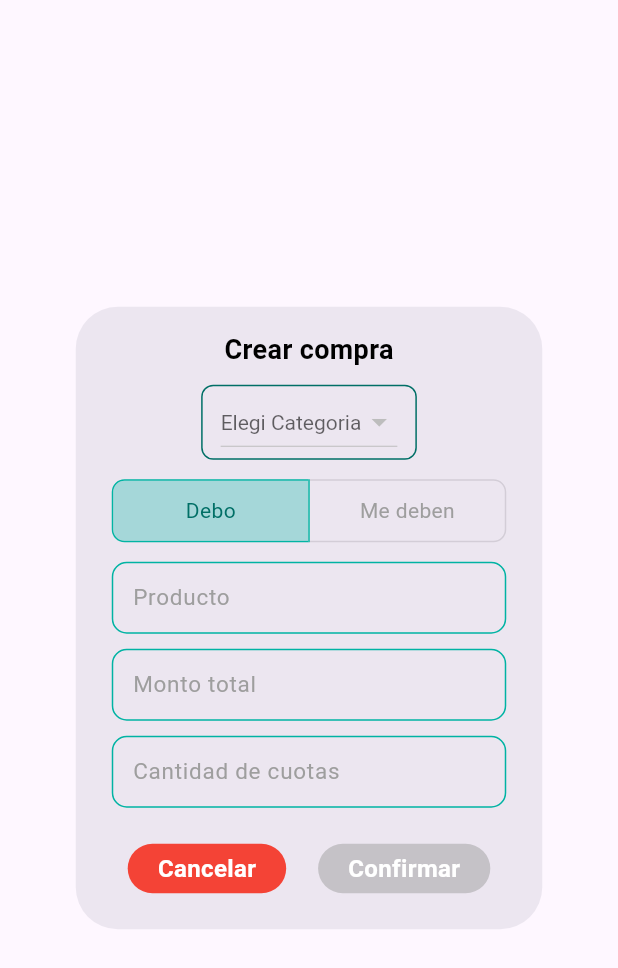
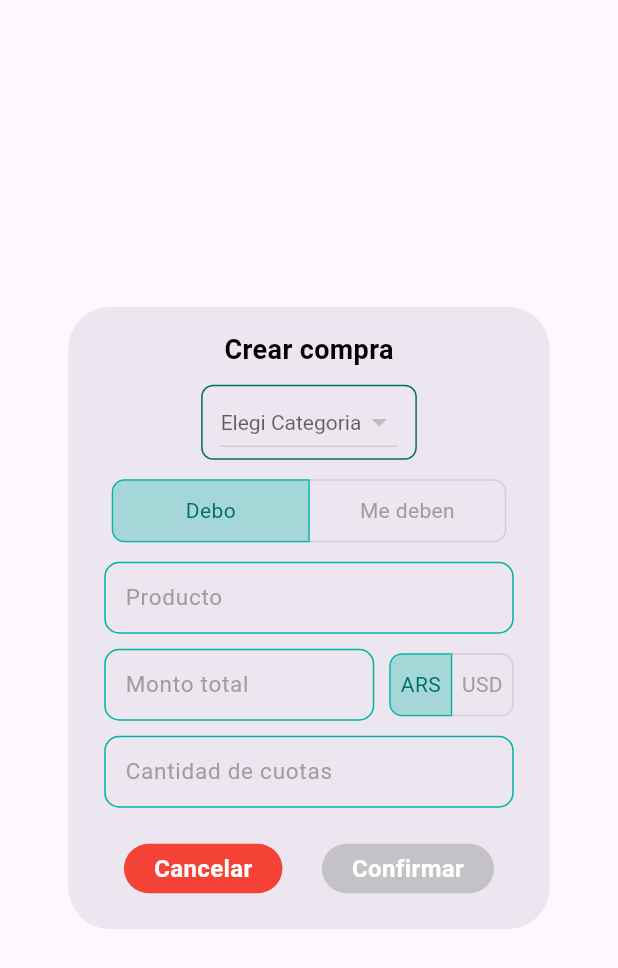
Before and after one commit to Gonn01/purchase-manager, a Flutter app: the DialogCreatePurchase widget shown alone on an empty page, opened directly with empty values, on a phone screen of 412 x 824 dp. Shown: the top 968 px of the screen. Run offline on Flutter 3.47's test engine with Material 3 defaults, Android fonts, the light colour scheme and no system bars; our stand-ins replace auto_route, bloc, cloud_firestore, dio, equatable, firebase_auth and 2 more; accounts and stored records are empty; network calls fail.

Commit message:
agregue la posibilidad de usar dolares

```diff
--- a/lib/endpoints/crud_financial_entity.dart
+++ b/lib/endpoints/crud_financial_entity.dart
@@ -1,4 +1,5 @@
 import 'package:cloud_firestore/cloud_firestore.dart';
+import 'package:purchase_manager/models/enums/exchange_rate.dart';
 import 'package:purchase_manager/models/enums/purchase_type.dart';
 import 'package:purchase_manager/models/financial_entity.dart';
 import 'package:flutter/foundation.dart';
@@ -45,6 +46,7 @@ Future<List<FinancialEntity>> readFinancialEntities({
             compraDoc.data() as Map<String, dynamic>;
 
         return Purchase(
+          currency: Currency.type(compraData['currency']),
           id: compraDoc.id,
           amountOfQuotas: compraData['cantidadCuotas'],
           totalAmount: compraData['monto'],
--- a/lib/endpoints/crud_purchase.dart
+++ b/lib/endpoints/crud_purchase.dart
@@ -24,6 +24,7 @@ Future<void> createCompra({
       'fechaCreacion': nuevaCompra.creationDate,
       'fechaFinalizacion': null,
       'fechaPrimeraCuota': null,
+      'currency': nuevaCompra.currency.value,
     });
 
     debugPrint('Compra registrada en Firestore.');
@@ -52,6 +53,7 @@ Future<void> updatePurchase({
       'producto': newPurchase.nameOfProduct,
       'montoPorCuota': newPurchase.amountPerQuota,
       'type': newPurchase.type.value,
+      'currency': newPurchase.currency.value,
     });
 
     debugPrint('Compra actualizada en Firestore.');
--- a/lib/features/dashboard/bloc/bloc_dashboard.dart
+++ b/lib/features/dashboard/bloc/bloc_dashboard.dart
@@ -3,6 +3,7 @@ import 'package:purchase_manager/endpoints/crud_financial_entity.dart';
 import 'package:purchase_manager/endpoints/crud_purchase.dart';
 import 'package:purchase_manager/endpoints/services/dolar.dart';
 import 'package:purchase_manager/models/coin.dart';
+import 'package:purchase_manager/models/enums/exchange_rate.dart';
 import 'package:purchase_manager/models/enums/purchase_type.dart';
 import 'package:purchase_manager/models/financial_entity.dart';
 import 'package:purchase_manager/models/purchase.dart';
@@ -171,6 +172,7 @@ class BlocDashboard extends Bloc<BlocDashboardEvento, BlocDashboardState> {
         amountPerQuota: event.totalAmount / event.amountQuotas,
         nameOfProduct: event.productName,
         type: event.purchaseType,
+        currency: event.currency,
       );
 
       await createCompra(
@@ -202,7 +204,8 @@ class BlocDashboard extends Bloc<BlocDashboardEvento, BlocDashboardState> {
         ..totalAmount = event.amount
         ..nameOfProduct = event.productName
         ..type = event.purchaseType
-        ..amountPerQuota = event.amount / event.amountOfQuotas;
+        ..amountPerQuota = event.amount / event.amountOfQuotas
+        ..currency = event.currency;
 
       await updatePurchase(
         idUser: auth.currentUser?.uid ?? '',
--- a/lib/features/dashboard/bloc/bloc_dashboard_event.dart
+++ b/lib/features/dashboard/bloc/bloc_dashboard_event.dart
@@ -57,12 +57,14 @@ class BlocDashboardEventCreatePurchase extends BlocDashboardEvento {
     required this.amountQuotas,
     required this.idFinancialEntity,
     required this.purchaseType,
+    required this.currency,
   });
   final String productName;
   final double totalAmount;
   final int amountQuotas;
   final String idFinancialEntity;
   final PurchaseType purchaseType;
+  final Currency currency;
 }
 
 class BlocDashboardEventEditPurchase extends BlocDashboardEvento {
@@ -73,6 +75,7 @@ class BlocDashboardEventEditPurchase extends BlocDashboardEvento {
     required this.amountOfQuotas,
     required this.idFinancialEntity,
     required this.purchaseType,
+    required this.currency,
   });
   final Purchase purchase;
   final String productName;
@@ -80,6 +83,7 @@ class BlocDashboardEventEditPurchase extends BlocDashboardEvento {
   final int amountOfQuotas;
   final String idFinancialEntity;
   final PurchaseType purchaseType;
+  final Currency currency;
 }
 
 enum ModificationType {
--- a/lib/features/dashboard/current_purchases/view/view_creditor_current_purchases.dart
+++ b/lib/features/dashboard/current_purchases/view/view_creditor_current_purchases.dart
@@ -30,6 +30,7 @@
                   categoriesList:
                       state.listFinancialEntityStatusCurrentCreditor,
                   financialEntityType: FeatureType.currentCreditor,
+                  dollarValue: state.coin?.venta ?? 0,
                 ).formatAmount()}',
                 style: const TextStyle(
                   fontSize: 16,
@@ -48,6 +49,7 @@
               child: Text(
                 'Total que me deben por mes: ${totalAmountPerQuota(
                   categories: state.listFinancialEntityStatusCurrentCreditor,
+                  dollarValue: state.coin?.venta ?? 0,
                 ).formatAmount()}',
                 style: const TextStyle(
                   fontSize: 16,
--- a/lib/features/dashboard/current_purchases/view/view_debtor_current_purchases.dart
+++ b/lib/features/dashboard/current_purchases/view/view_debtor_current_purchases.dart
@@ -30,6 +30,7 @@
                   categoriesList:
                       state.listFinancialEntitiesStatusCurrentDebtor,
                   financialEntityType: FeatureType.currentDebtor,
+                  dollarValue: state.coin?.venta ?? 0,
                 ).formatAmount()}',
                 style: const TextStyle(
                   fontSize: 16,
@@ -48,6 +49,7 @@
               child: Text(
                 'Total adeudado por mes: ${totalAmountPerQuota(
                   categories: state.listFinancialEntitiesStatusCurrentDebtor,
+                  dollarValue: state.coin?.venta ?? 0,
                 ).formatAmount()}',
                 style: const TextStyle(
                   fontSize: 16,
--- a/lib/features/dashboard/widgets/dialogs/dialog_create_purchase.dart
+++ b/lib/features/dashboard/widgets/dialogs/dialog_create_purchase.dart
@@ -1,4 +1,5 @@
 import 'package:purchase_manager/features/dashboard/bloc/bloc_dashboard.dart';
+import 'package:purchase_manager/models/enums/exchange_rate.dart';
 import 'package:purchase_manager/models/enums/purchase_type.dart';
 import 'package:purchase_manager/models/financial_entity.dart';
 import 'package:purchase_manager/widgets/pm_dialogs.dart';
@@ -17,7 +18,8 @@ class DialogCreatePurchase extends StatefulWidget {
 }
 
 class _DialogCreatePurchaseState extends State<DialogCreatePurchase> {
-  final List<bool> _selectedItems = <bool>[true, false];
+  final List<bool> _purchaseType = <bool>[true, false];
+  final List<bool> _currency = <bool>[true, false];
 
   final _controllerProductName = TextEditingController();
 
@@ -32,7 +34,8 @@ class _DialogCreatePurchaseState extends State<DialogCreatePurchase> {
             totalAmount: double.parse(_controllerAmount.text),
             amountQuotas: int.parse(_controllerQuotas.text),
             idFinancialEntity: idSelectedFinancialEntity ?? '',
-            purchaseType: _selectedItems[0]
+            currency: _currency[0] ? Currency.pesoArgentino : Currency.usDollar,
+            purchaseType: _purchaseType[0]
                 ? widget.current
                     ? PurchaseType.currentDebtorPurchase
                     : PurchaseType.settledDebtorPurchase
@@ -99,8 +102,8 @@ class _DialogCreatePurchaseState extends State<DialogCreatePurchase> {
             direction: Axis.horizontal,
             onPressed: (int index) {
               setState(() {
-                for (int i = 0; i < _selectedItems.length; i++) {
-                  _selectedItems[i] = i == index;
+                for (int i = 0; i < _purchaseType.length; i++) {
+                  _purchaseType[i] = i == index;
                 }
               });
             },
@@ -113,7 +116,7 @@ class _DialogCreatePurchaseState extends State<DialogCreatePurchase> {
               minHeight: 40.0,
               minWidth: 130.0,
             ),
-            isSelected: _selectedItems,
+            isSelected: _purchaseType,
             children: const [
               Text('Debo'),
               Text('Me deben'),
@@ -126,11 +129,45 @@ class _DialogCreatePurchaseState extends State<DialogCreatePurchase> {
             onChanged: (value) => setState(() {}),
           ),
           Padding(
-            padding: const EdgeInsets.symmetric(vertical: 10),
-            child: PMTextFormFields.onlyNumbers(
-              controller: _controllerAmount,
-              hintText: 'Monto total',
-              onChanged: (value) => setState(() {}),
+            padding: const EdgeInsets.symmetric(
+              vertical: 10,
+            ),
+            child: Row(
+              children: [
+                SizedBox(
+                  width: 180,
+                  child: PMTextFormFields.onlyNumbers(
+                    controller: _controllerAmount,
+                    hintText: 'Monto total',
+                    onChanged: (value) => setState(() {}),
+                  ),
+                ),
+                const SizedBox(width: 10),
+                ToggleButtons(
+                  direction: Axis.horizontal,
+                  onPressed: (int index) {
+                    setState(() {
+                      for (int i = 0; i < _currency.length; i++) {
+                        _currency[i] = i == index;
+                      }
+                    });
+                  },
+                  borderRadius: const BorderRadius.all(Radius.circular(8)),
+                  selectedBorderColor: const Color(0xff02B4A3),
+                  selectedColor: const Color(0xff006F66),
+                  fillColor: const Color(0xff02B4A3).withOpacity(.3),
+                  color: Colors.grey,
+                  constraints: const BoxConstraints(
+                    minHeight: 40.0,
+                    minWidth: 40.0,
+                  ),
+                  isSelected: _currency,
+                  children: const [
+                    Text('ARS'),
+                    Text('USD'),
+                  ],
+                ),
+              ],
             ),
           ),
           PMTextFormFields.onlyNumbers(
--- a/lib/features/dashboard/widgets/purchase_element.dart
+++ b/lib/features/dashboard/widgets/purchase_element.dart
@@ -69,7 +69,7 @@ class PurchaseElement extends StatelessWidget {
               children: [
                 Text(
                   purchase.type.isCurrent
-                      ? 'Total: ${purchase.totalAmount.formatAmount()}'
+                      ? 'Total: ${purchase.totalAmount.formatAmount()}${purchase.currency.name}'
                       : 'Fecha de finalización: ${DateFormat('dd/MM/yyyy').format(purchase.lastCuotaDate ?? purchase.creationDate)}',
                   maxLines: 1,
                   overflow: TextOverflow.ellipsis,
@@ -88,7 +88,7 @@ class PurchaseElement extends StatelessWidget {
                 children: [
                   Text(
                     '${purchase.amountOfQuotas} '
-                    'cuotas de ${purchase.amountPerQuota.formatAmount()}',
+                    'cuotas de ${purchase.amountPerQuota.formatAmount()}${purchase.currency.name}',
                     maxLines: 1,
                     overflow: TextOverflow.ellipsis,
                     style: TextStyle(
--- /dev/null
+++ b/lib/models/enums/exchange_rate.dart
@@ -0,0 +1,21 @@
+enum Currency {
+  pesoArgentino,
+  usDollar;
+
+  static Currency type(int value) {
+    return switch (value) {
+      0 => Currency.pesoArgentino,
+      1 => Currency.usDollar,
+      _ => throw Exception('Invalid purchase type'),
+    };
+  }
+
+  int get value => switch (this) {
+        Currency.pesoArgentino => 0,
+        Currency.usDollar => 1,
+      };
+  String get name => switch (this) {
+        Currency.pesoArgentino => 'ARS',
+        Currency.usDollar => 'USD',
+      };
+}
--- a/lib/models/purchase.dart
+++ b/lib/models/purchase.dart
@@ -1,3 +1,4 @@
+import 'package:purchase_manager/models/enums/exchange_rate.dart';
 import 'package:purchase_manager/models/enums/purchase_type.dart';
 
 class Purchase {
@@ -9,6 +10,7 @@ class Purchase {
     required this.nameOfProduct,
     required this.type,
     required this.creationDate,
+    required this.currency,
     this.lastCuotaDate,
     this.firstQuotaDate,
   });
@@ -22,4 +24,5 @@ class Purchase {
   DateTime creationDate;
   DateTime? firstQuotaDate;
   DateTime? lastCuotaDate;
+  Currency currency;
 }
```
Also changed, not shown: lib/features/dashboard/widgets/dialogs/dialog_edit_purchase.dart (+46 -5 lines), lib/functions/total_amount.dart (+10 -2 lines), lib/functions/total_amount_per_quota.dart (+6 -2 lines).
